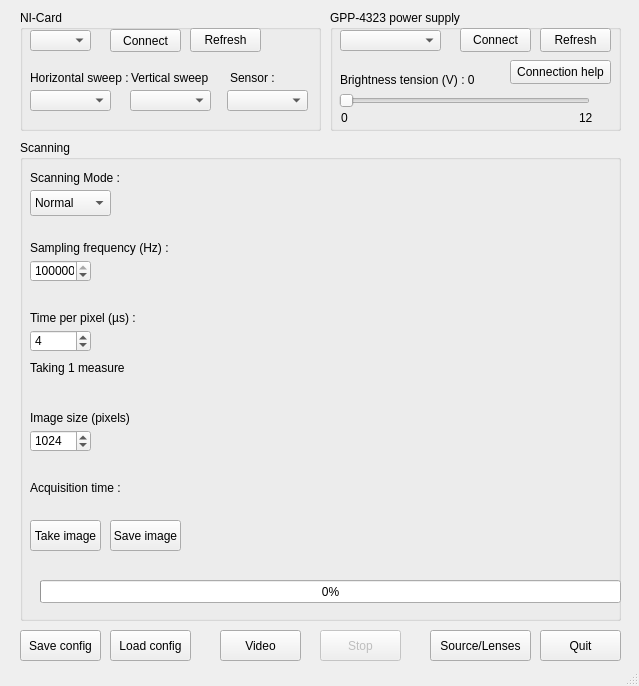
Old version of the form Python/Main_interface.ui in the repository Simoooooooooon/OptiqueParticulesChargees.
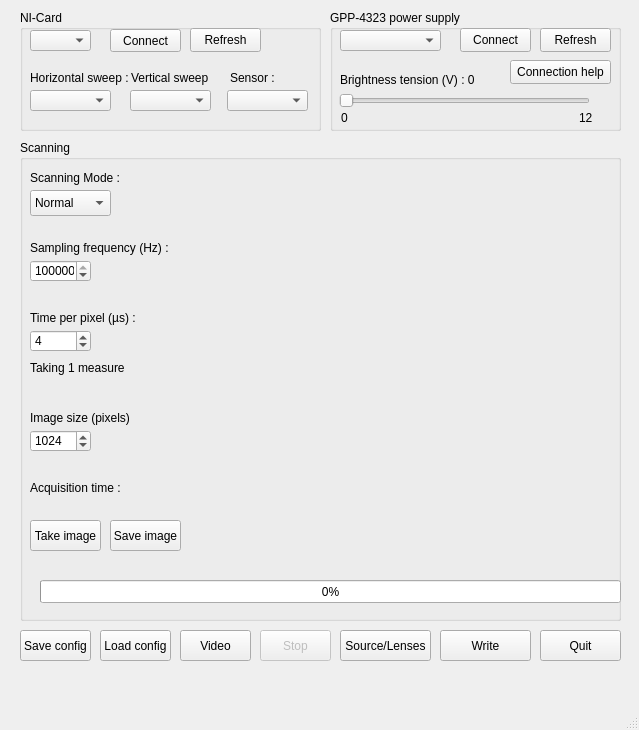
New version of the form.

Diff of the .ui file:
```diff
--- a/Python/Main_interface.ui
+++ b/Python/Main_interface.ui
@@ -7,7 +7,7 @@
     <x>0</x>
     <y>0</y>
     <width>639</width>
-    <height>686</height>
+    <height>730</height>
    </rect>
   </property>
   <property name="windowTitle">
@@ -521,7 +521,7 @@
      <rect>
       <x>20</x>
       <y>630</y>
-      <width>81</width>
+      <width>71</width>
       <height>31</height>
      </rect>
     </property>
@@ -539,9 +539,9 @@
    <widget class="QPushButton" name="pushButton_load_config">
     <property name="geometry">
      <rect>
-      <x>110</x>
+      <x>100</x>
       <y>630</y>
-      <width>81</width>
+      <width>71</width>
       <height>31</height>
      </rect>
     </property>
@@ -559,9 +559,9 @@
    <widget class="QPushButton" name="pushButton_start_video">
     <property name="geometry">
      <rect>
-      <x>220</x>
+      <x>180</x>
       <y>630</y>
-      <width>81</width>
+      <width>71</width>
       <height>31</height>
      </rect>
     </property>
@@ -575,9 +575,9 @@
     </property>
     <property name="geometry">
      <rect>
-      <x>320</x>
+      <x>260</x>
       <y>630</y>
-      <width>81</width>
+      <width>71</width>
       <height>31</height>
      </rect>
     </property>
@@ -588,9 +588,9 @@
    <widget class="QPushButton" name="pushButton_connections">
     <property name="geometry">
      <rect>
-      <x>430</x>
+      <x>340</x>
       <y>630</y>
-      <width>101</width>
+      <width>91</width>
       <height>31</height>
      </rect>
     </property>
@@ -605,6 +605,26 @@
      <string>Source/Lenses</string>
     </property>
    </widget>
+   <widget class="QPushButton" name="pushButton_show_write">
+    <property name="geometry">
+     <rect>
+      <x>440</x>
+      <y>630</y>
+      <width>91</width>
+      <height>31</height>
+     </rect>
+    </property>
+    <property name="font">
+     <font>
+      <family>MS Shell Dlg 2</family>
+      <weight>50</weight>
+      <bold>false</bold>
+     </font>
+    </property>
+    <property name="text">
+     <string>Write</string>
+    </property>
+   </widget>
   </widget>
   <widget class="QMenuBar" name="menubar">
    <property name="geometry">
```
